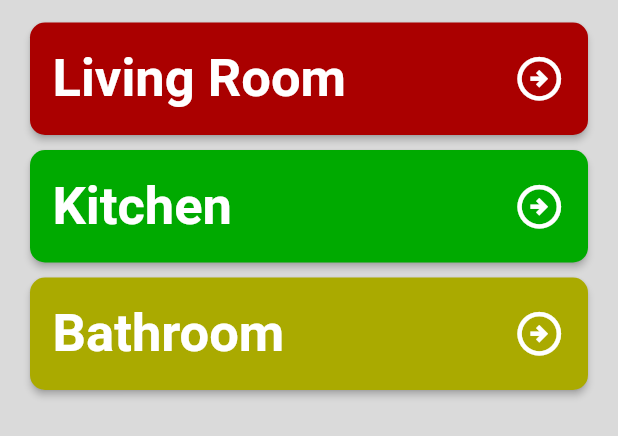
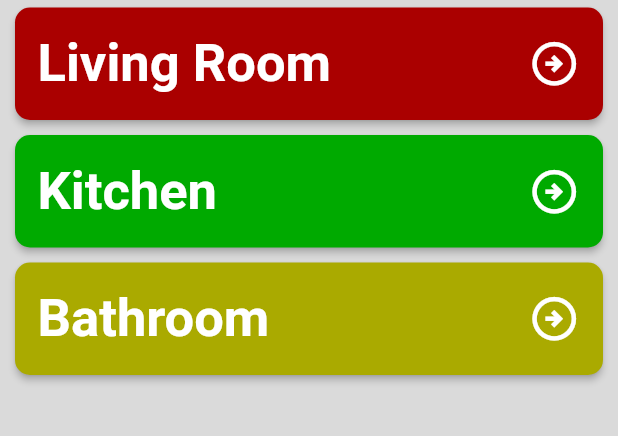
Before and after one commit to silverlightning926/SensiAir-Mobile, a Flutter app: the SensorTab widget shown alone on an empty page, opened directly, on a phone screen of 412 x 824 dp. Shown: the top 436 px of the screen. Run offline on Flutter 3.47's test engine with Material 2 defaults, Android fonts, the phone set to English and light mode, and no system bars; drawn by our look-alikes of loader_overlay; our stand-ins replace cloud_firestore, firebase_auth, firebase_core; missing offline and left inert: phone_form_field; accounts and stored records are empty.

Commit message:
Fixed Padding On Sensor Tab

```diff
--- a/lib/components/home_screen_tabs/sensors_tab.dart
+++ b/lib/components/home_screen_tabs/sensors_tab.dart
@@ -15,7 +15,6 @@ class _SensorTabState extends State<SensorTab> {
     return Container(
       color: const Color.fromARGB(255, 218, 218, 218),
       child: ListView(
-        padding: const EdgeInsets.all(10),
         children: const [
           SensorButton(
             sensorName: 'Living Room',
```
